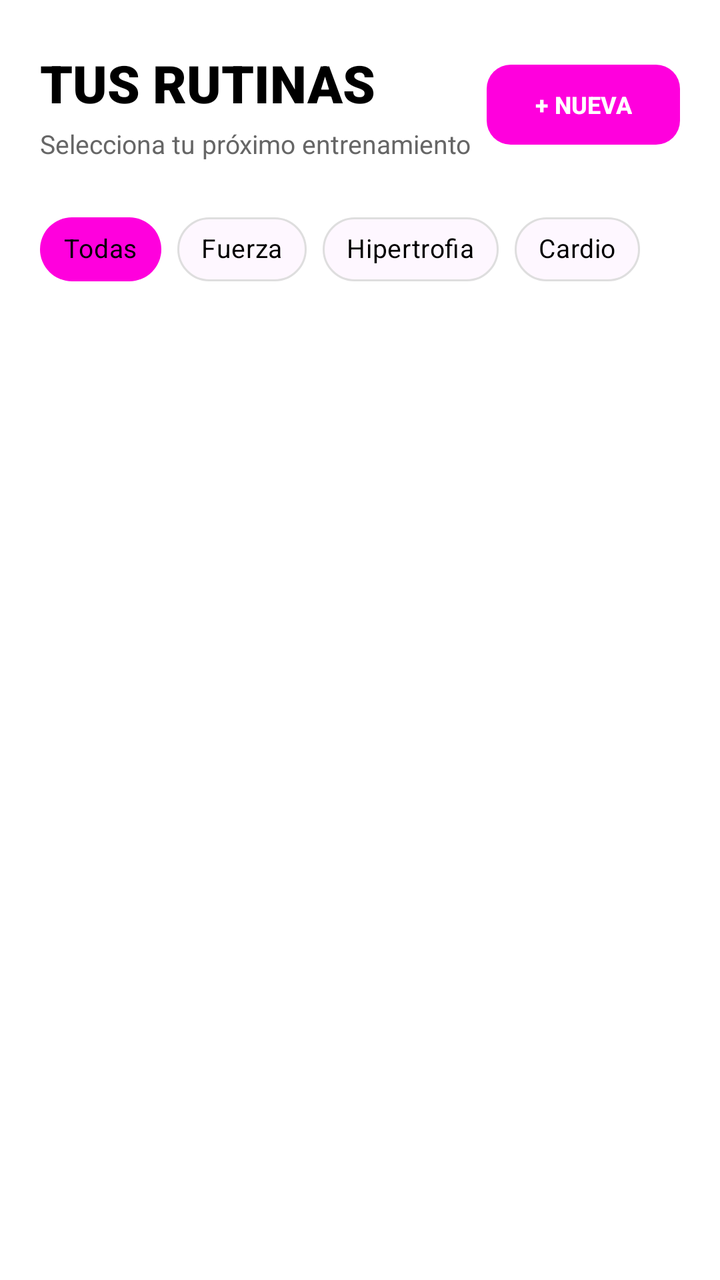
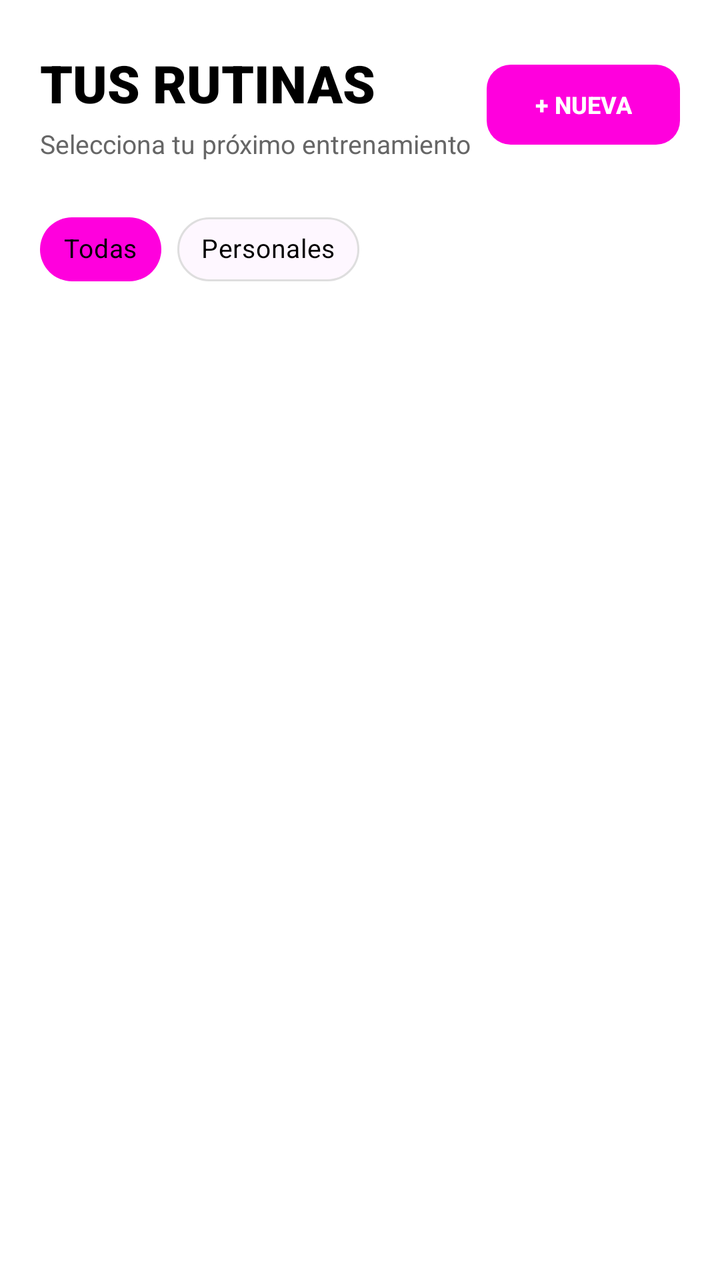

Two renders of the same Android screen: before a commit and after it. Below are the layout's source before the change and the commit's diff.
<!-- AndroidManifest.xml: application theme Theme.FitJourney -->
<!-- res/layout/fragment_routines.xml -->
<?xml version="1.0" encoding="utf-8"?>
<androidx.constraintlayout.widget.ConstraintLayout
    xmlns:android="http://schemas.android.com/apk/res/android"
    xmlns:app="http://schemas.android.com/apk/res-auto"
    xmlns:tools="http://schemas.android.com/tools"
    android:id="@+id/routinesLayout"
    android:layout_width="match_parent"
    android:layout_height="match_parent"
    android:background="@color/fondo"
    tools:context=".ui.second.fitnesscenter.routines.RoutinesFragment">

    <TextView
        android:id="@+id/tvRoutinesTitle"
        android:layout_width="0dp"
        android:layout_height="wrap_content"
        android:layout_marginHorizontal="20dp"
        android:layout_marginTop="24dp"
        android:fontFamily="sans-serif-black"
        android:text="TUS RUTINAS"
        android:textColor="@color/text"
        android:textSize="26sp"
        app:layout_constraintEnd_toEndOf="parent"
        app:layout_constraintStart_toStartOf="parent"
        app:layout_constraintTop_toTopOf="parent" />

    <TextView
        android:id="@+id/tvRoutinesSubtitle"
        android:layout_width="0dp"
        android:layout_height="wrap_content"
        android:layout_marginHorizontal="20dp"
        android:layout_marginTop="4dp"
        android:text="Selecciona tu próximo entrenamiento"
        android:textColor="@color/textSecondary"
        android:textSize="13sp"
        app:layout_constraintEnd_toEndOf="parent"
        app:layout_constraintStart_toStartOf="parent"
        app:layout_constraintTop_toBottomOf="@id/tvRoutinesTitle" />

    <com.google.android.material.button.MaterialButton
        android:id="@+id/btnCreateRoutine"
        android:layout_width="wrap_content"
        android:layout_height="wrap_content"
        android:layout_marginEnd="20dp"
        android:text="+ NUEVA"
        android:textColor="@color/white"
        android:textSize="12sp"
        android:textStyle="bold"
        app:backgroundTint="@color/mainrosa"
        app:cornerRadius="12dp"
        app:layout_constraintBottom_toBottomOf="@id/tvRoutinesSubtitle"
        app:layout_constraintEnd_toEndOf="parent"
        app:layout_constraintTop_toTopOf="@id/tvRoutinesTitle" />

    <HorizontalScrollView
        android:id="@+id/hsvFilters"
        android:layout_width="0dp"
        android:layout_height="wrap_content"
        android:layout_marginTop="16dp"
        android:scrollbars="none"
        app:layout_constraintEnd_toEndOf="parent"
        app:layout_constraintStart_toStartOf="parent"
        app:layout_constraintTop_toBottomOf="@id/tvRoutinesSubtitle">

        <com.google.android.material.chip.ChipGroup
            android:id="@+id/chipGroupFilter"
            android:layout_width="wrap_content"
            android:layout_height="wrap_content"
            android:paddingHorizontal="20dp"
            android:paddingVertical="4dp"
            app:singleSelection="true"
            app:selectionRequired="true">

            <com.google.android.material.chip.Chip
                android:id="@+id/chipAll"
                style="@style/Widget.MaterialComponents.Chip.Choice"
                android:layout_width="wrap_content"
                android:layout_height="wrap_content"
                android:checked="true"
                android:text="Todas"
                android:textColor="@color/text"
                android:textSize="13sp"
                app:chipBackgroundColor="@color/mainrosa"
                app:chipCornerRadius="20dp"
                app:chipStrokeWidth="0dp" />

            <com.google.android.material.chip.Chip
                android:id="@+id/chipStrength"
                style="@style/Widget.MaterialComponents.Chip.Choice"
                android:layout_width="wrap_content"
                android:layout_height="wrap_content"
                android:text="Fuerza"
                android:textColor="@color/text"
                android:textSize="13sp"
                app:chipBackgroundColor="?attr/colorSurface"
                app:chipStrokeColor="@color/stroke"
                app:chipStrokeWidth="1dp"
                app:chipCornerRadius="20dp" />

            <com.google.android.material.chip.Chip
                android:id="@+id/chipHypert"
                style="@style/Widget.MaterialComponents.Chip.Choice"
                android:layout_width="wrap_content"
                android:layout_height="wrap_content"
                android:text="Hipertrofia"
                android:textColor="@color/text"
                android:textSize="13sp"
                app:chipBackgroundColor="?attr/colorSurface"
                app:chipStrokeColor="@color/stroke"
                app:chipStrokeWidth="1dp"
                app:chipCornerRadius="20dp" />

            <com.google.android.material.chip.Chip
                android:id="@+id/chipCardio"
                style="@style/Widget.MaterialComponents.Chip.Choice"
                android:layout_width="wrap_content"
                android:layout_height="wrap_content"
                android:text="Cardio"
                android:textColor="@color/text"
                android:textSize="13sp"
                app:chipBackgroundColor="?attr/colorSurface"
                app:chipStrokeColor="@color/stroke"
                app:chipStrokeWidth="1dp"
                app:chipCornerRadius="20dp" />

        </com.google.android.material.chip.ChipGroup>

    </HorizontalScrollView>

    <androidx.recyclerview.widget.RecyclerView
        android:id="@+id/rvRoutines"
        android:layout_width="0dp"
        android:layout_height="0dp"
        android:layout_marginTop="12dp"
        android:clipToPadding="false"
        android:paddingHorizontal="20dp"
        android:paddingBottom="100dp"
        app:layout_constraintBottom_toBottomOf="parent"
        app:layout_constraintEnd_toEndOf="parent"
        app:layout_constraintStart_toStartOf="parent"
        app:layout_constraintTop_toBottomOf="@id/hsvFilters" />

    <TextView
        android:id="@+id/tvEmptyRoutines"
        android:layout_width="wrap_content"
        android:layout_height="wrap_content"
        android:text="No tienes rutinas creadas.\n¡Crea una pulsando en + NUEVA!"
        android:textColor="@color/textSecondary"
        android:textAlignment="center"
        android:visibility="gone"
        app:layout_constraintBottom_toBottomOf="parent"
        app:layout_constraintEnd_toEndOf="parent"
        app:layout_constraintStart_toStartOf="parent"
        app:layout_constraintTop_toTopOf="parent" />

    <ProgressBar
        android:id="@+id/progressBar"
        android:layout_width="wrap_content"
        android:layout_height="wrap_content"
        android:indeterminateTint="@color/mainrosa"
        android:visibility="gone"
        app:layout_constraintBottom_toBottomOf="parent"
        app:layout_constraintEnd_toEndOf="parent"
        app:layout_constraintStart_toStartOf="parent"
        app:layout_constraintTop_toTopOf="parent" />

</androidx.constraintlayout.widget.ConstraintLayout>
<!-- resources referenced by this layout -->
<resources>
  <color name="fondo">#FFFFFF</color>
  <color name="mainrosa">#FF00DD</color>
  <color name="stroke">#DEDEDE</color>
  <color name="text">#000000</color>
  <color name="textSecondary">#666666</color>
  <color name="white">#FFFFFFFF</color>
  <style name="Theme.FitJourney" parent="Base.Theme.FitJourney" />
  <style name="Base.Theme.FitJourney" parent="Theme.Material3.DayNight.NoActionBar">
  
      </style>
</resources>

<!-- the commit's change to res/layout/fragment_routines.xml (unified diff, before → after) -->
@@ -84,37 +84,11 @@
                 app:chipStrokeWidth="0dp" />
 
             <com.google.android.material.chip.Chip
-                android:id="@+id/chipStrength"
+                android:id="@+id/chipPersonal"
                 style="@style/Widget.MaterialComponents.Chip.Choice"
                 android:layout_width="wrap_content"
                 android:layout_height="wrap_content"
-                android:text="Fuerza"
-                android:textColor="@color/text"
-                android:textSize="13sp"
-                app:chipBackgroundColor="?attr/colorSurface"
-                app:chipStrokeColor="@color/stroke"
-                app:chipStrokeWidth="1dp"
-                app:chipCornerRadius="20dp" />
-
-            <com.google.android.material.chip.Chip
-                android:id="@+id/chipHypert"
-                style="@style/Widget.MaterialComponents.Chip.Choice"
-                android:layout_width="wrap_content"
-                android:layout_height="wrap_content"
-                android:text="Hipertrofia"
-                android:textColor="@color/text"
-                android:textSize="13sp"
-                app:chipBackgroundColor="?attr/colorSurface"
-                app:chipStrokeColor="@color/stroke"
-                app:chipStrokeWidth="1dp"
-                app:chipCornerRadius="20dp" />
-
-            <com.google.android.material.chip.Chip
-                android:id="@+id/chipCardio"
-                style="@style/Widget.MaterialComponents.Chip.Choice"
-                android:layout_width="wrap_content"
-                android:layout_height="wrap_content"
-                android:text="Cardio"
+                android:text="Personales"
                 android:textColor="@color/text"
                 android:textSize="13sp"
                 app:chipBackgroundColor="?attr/colorSurface"
@@ -143,7 +117,7 @@
         android:id="@+id/tvEmptyRoutines"
         android:layout_width="wrap_content"
         android:layout_height="wrap_content"
-        android:text="No tienes rutinas creadas.\n¡Crea una pulsando en + NUEVA!"
+        android:text="No hay rutinas disponibles.\n¡Crea una pulsando en + NUEVA!"
         android:textColor="@color/textSecondary"
         android:textAlignment="center"
         android:visibility="gone"
